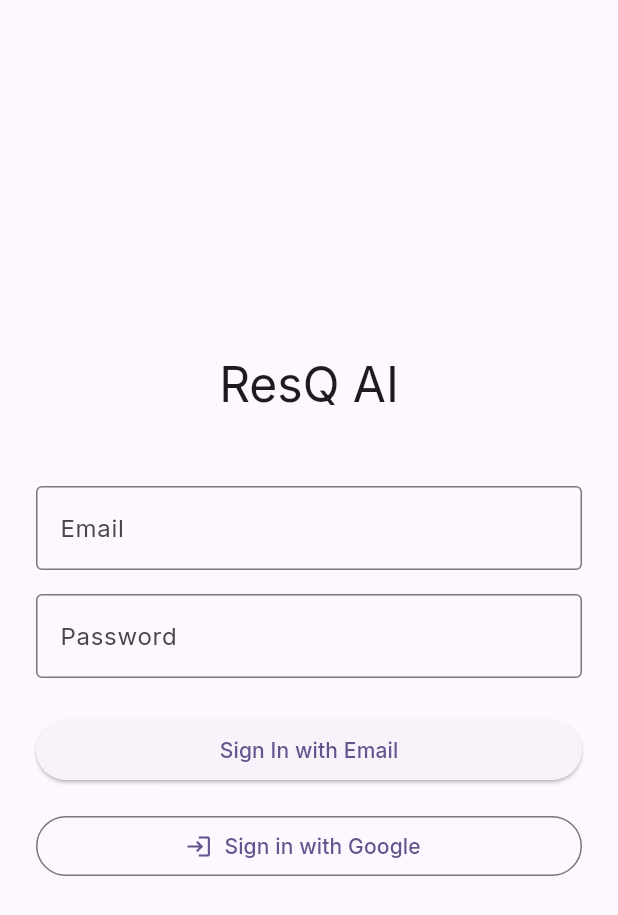
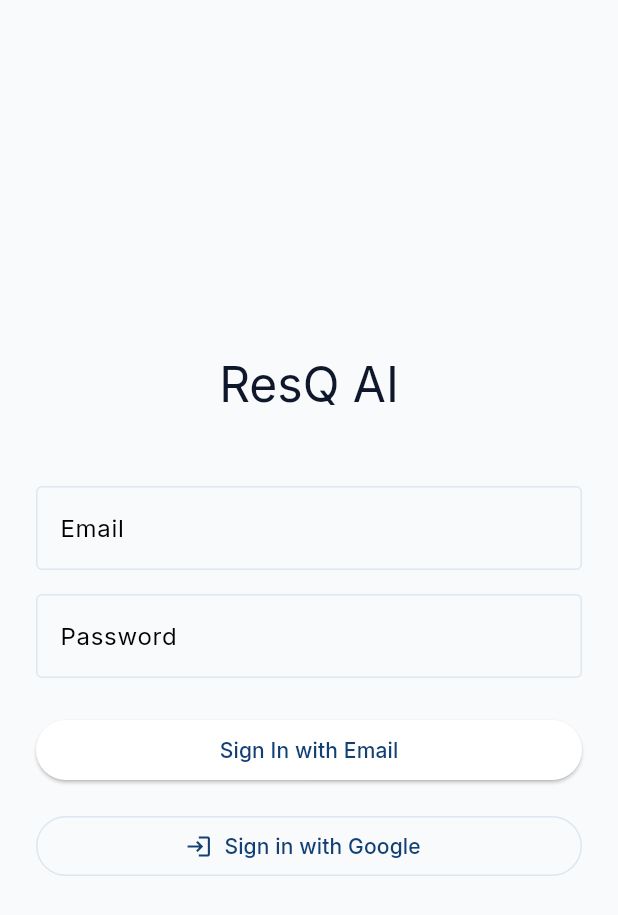
Before and after one commit to Sushrutha05/ResQ-AI, a Flutter app: the screen it shows after launch, on a phone screen of 412 x 824 dp. Shown: the top 915 px of the screen. Run offline on Flutter 3.47's test engine with Material 3 defaults, Android fonts, the light colour scheme and no system bars; our stand-ins replace cloud_firestore, firebase_auth, firebase_core, flutter_dotenv, flutter_riverpod, freezed_annotation and 4 more; missing offline and left inert: extension_google_sign_in_as_googleapis_auth, googleapis; accounts and stored records are empty.

Commit message:
Update:Colour theme changed

```diff
--- a/lib/app/theme.dart
+++ b/lib/app/theme.dart
@@ -2,25 +2,91 @@ import 'package:flutter/material.dart';
 import 'package:google_fonts/google_fonts.dart';
 
 class AppTheme {
+  // Light Theme Colors
+  static const _lightPrimary = Color(0xFF134074);
+  static const _lightSecondary = Color(0xFF018ABE);
+  static const _lightTertiary = Color(0xFF22C7F2);
+  static const _lightBackground = Color(0xFFF8FAFC);
+  static const _lightSurface = Color(0xFFFFFFFF);
+  static const _lightSurfaceVariant = Color(0xFFEEF5F9);
+  static const _lightOutline = Color(0xFFDCE7EF);
+  static const _error = Color(0xFFEF4444);
+
+  // Dark Theme Colors
+  static const _darkBackground = Color(0xFF020817);
+  static const _darkSurface = Color(0xFF0F172A);
+  static const _darkSurfaceVariant = Color(0xFF1E293B);
+  static const _darkPrimary = Color(0xFF22C7F2);
+  static const _darkSecondary = Color(0xFF38BDF8);
+
   static ThemeData get lightTheme {
     return ThemeData(
       useMaterial3: true,
-      colorScheme: ColorScheme.fromSeed(
-        seedColor: const Color(0xFF6200EE),
-        brightness: Brightness.light,
+      colorScheme: const ColorScheme.light(
+        primary: _lightPrimary,
+        secondary: _lightSecondary,
+        tertiary: _lightTertiary,
+        background: _lightBackground,
+        surface: _lightSurface,
+        surfaceContainerHighest: _lightSurfaceVariant,
+        outline: _lightOutline,
+        error: _error,
       ),
-      textTheme: GoogleFonts.interTextTheme(ThemeData.light().textTheme),
+      scaffoldBackgroundColor: _lightBackground,
+      textTheme: GoogleFonts.interTextTheme(ThemeData.light().textTheme).apply(
+        bodyColor: const Color(0xFF0F172A),
+        displayColor: const Color(0xFF0F172A),
+      ),
+      navigationBarTheme: NavigationBarThemeData(
+        indicatorColor: _lightTertiary.withOpacity(0.2),
+        iconTheme: WidgetStateProperty.resolveWith((states) {
+          if (states.contains(WidgetState.selected)) {
+            return const IconThemeData(color: _lightTertiary);
+          }
+          return const IconThemeData(color: Color(0xFF475569));
+        }),
+        labelTextStyle: WidgetStateProperty.resolveWith((states) {
+          if (states.contains(WidgetState.selected)) {
+            return const TextStyle(color: _lightTertiary, fontWeight: FontWeight.bold);
+          }
+          return const TextStyle(color: Color(0xFF475569));
+        }),
+      ),
     );
   }
 
   static ThemeData get darkTheme {
     return ThemeData(
       useMaterial3: true,
-      colorScheme: ColorScheme.fromSeed(
-        seedColor: const Color(0xFFBB86FC),
-        brightness: Brightness.dark,
+      colorScheme: const ColorScheme.dark(
+        primary: _darkPrimary,
+        secondary: _darkSecondary,
+        tertiary: _lightTertiary,
+        background: _darkBackground,
+        surface: _darkSurface,
+        surfaceContainerHighest: _darkSurfaceVariant,
+        error: _error,
       ),
-      textTheme: GoogleFonts.interTextTheme(ThemeData.dark().textTheme),
+      scaffoldBackgroundColor: _darkBackground,
+      textTheme: GoogleFonts.interTextTheme(ThemeData.dark().textTheme).apply(
+        bodyColor: const Color(0xFFF8FAFC),
+        displayColor: const Color(0xFFF8FAFC),
+      ),
+      navigationBarTheme: NavigationBarThemeData(
+        indicatorColor: _darkPrimary.withOpacity(0.2),
+        iconTheme: WidgetStateProperty.resolveWith((states) {
+          if (states.contains(WidgetState.selected)) {
+            return const IconThemeData(color: _darkPrimary);
+          }
+          return const IconThemeData(color: Color(0xFF94A3B8));
+        }),
+        labelTextStyle: WidgetStateProperty.resolveWith((states) {
+          if (states.contains(WidgetState.selected)) {
+            return const TextStyle(color: _darkPrimary, fontWeight: FontWeight.bold);
+          }
+          return const TextStyle(color: Color(0xFF94A3B8));
+        }),
+      ),
     );
   }
 }
```
Also changed, not shown: lib/features/dashboard/presentation/screens/navigation_shell.dart (+13 -7 lines).
